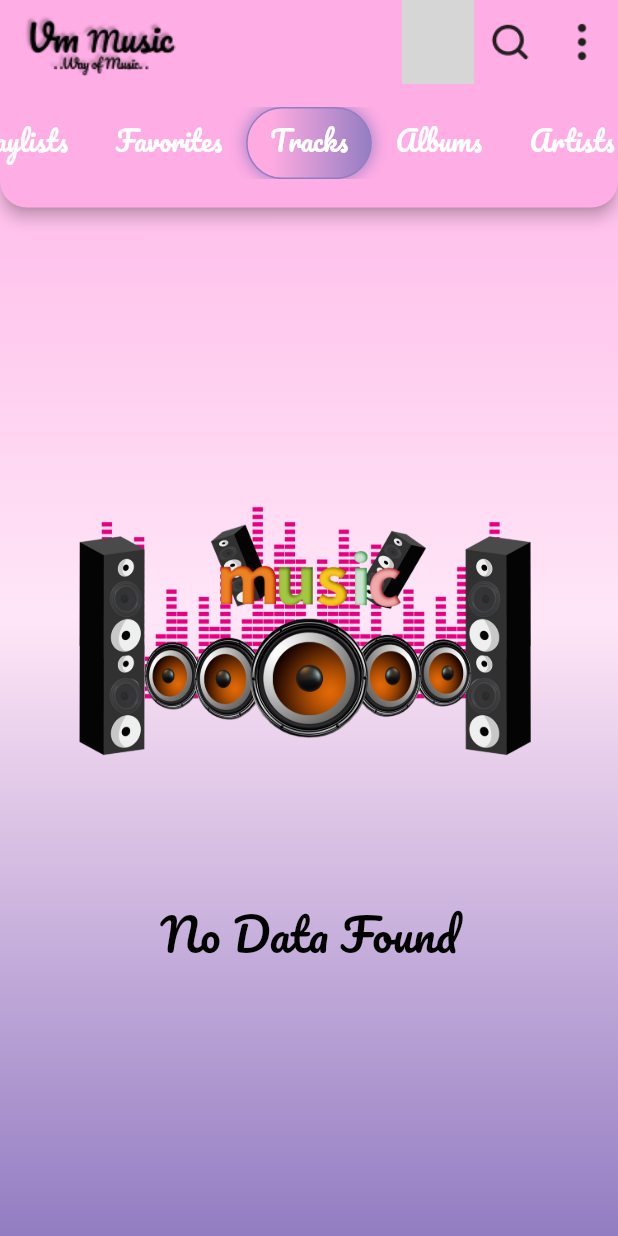
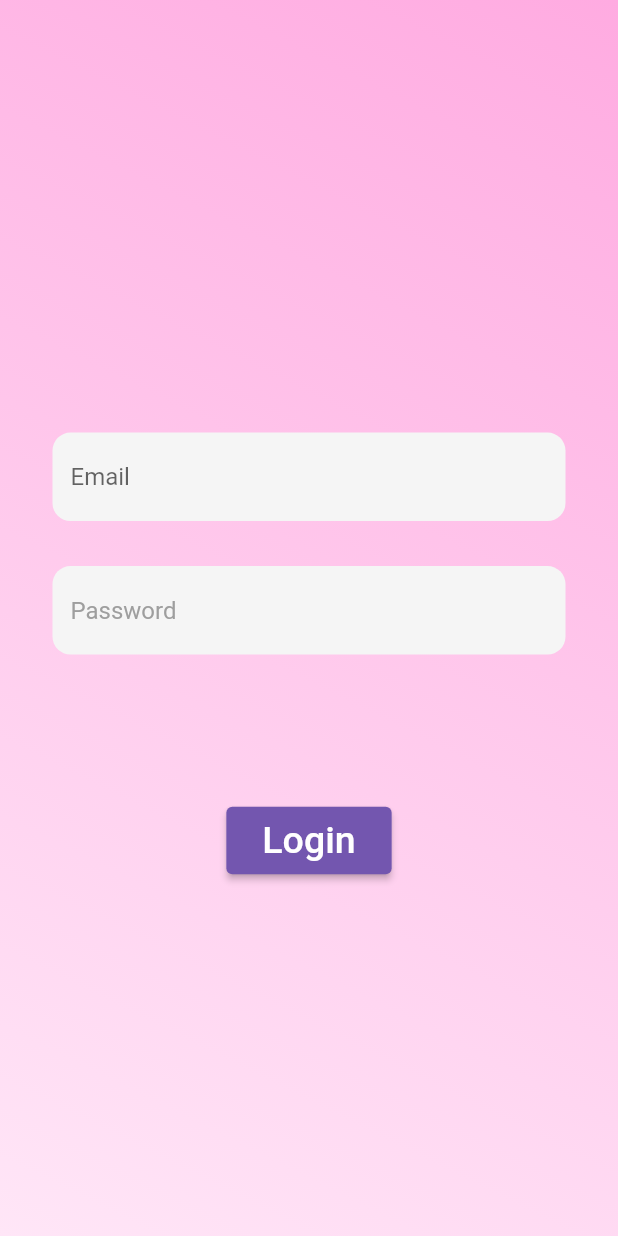
Before and after one commit to Dharti1623/My_Music, a Flutter app: the screen it shows after launch, on a phone screen of 412 x 824 dp. Run offline on Flutter 3.47's test engine with Material 2 defaults, Android fonts, the light colour scheme and no system bars; our stand-ins replace audioplayers, connectivity_plus, dio, flutter_svg, get, isar and 4 more; missing offline and left inert: amseekbar, day_night_switcher; accounts and stored records are empty; generated files the repository leaves out were written again; grey boxes are pictures that could not be loaded.

Commit message:
WIP:  [X] login page

```diff
--- /dev/null
+++ b/lib/Config/Services/isar_service.dart
@@ -0,0 +1,60 @@
+import 'package:isar/isar.dart';
+import 'package:my_music/Data/Localization/Entities/login_Entity.dart';
+
+class IsarService {
+  late Future<Isar> db;
+
+  IsarService() {
+    db = openDB();
+  }
+
+  Future<Isar> openDB() async {
+    if (Isar.instanceNames.isEmpty) {
+      return await Isar.open(
+        [LoginEntitiesSchema],
+        inspector: true,
+      );
+    }
+    return Future.value(Isar.getInstance());
+  }
+
+  Future<void> cleanDb() async {
+    final isar = await db;
+    await isar.writeTxn(() => isar.clear());
+  }
+
+  Future<void> insertCategory(LoginEntities newUser) async {
+    final isar = await db;
+    isar.writeTxnSync<int>(() => isar.loginEntities.putSync(newUser));
+  }
+
+/*  Future<void> insertCategory(Categories newCategory) async {
+    final isar = await db;
+    isar.writeTxnSync<int>(() => isar.categories.putSync(newCategory));
+  }
+
+  Future<void> updateCategory(int oldCategoryId, String newCategory) async {
+    final isar = await db;
+    final catData = await isar.categories.get(oldCategoryId);
+    catData?.categoryName = newCategory;
+    isar.writeTxnSync<int>(() => isar.categories.putSync(catData!));
+  }
+
+  Future<void> deleteCategory(int categoryId) async {
+    final isar = await db;
+    await isar.writeTxn(() async {
+ await isar.categories.delete(categoryId);
+      // print('Recipe deleted: $success');
+    });
+  }
+
+  Future<List<Categories>> getAllCategories() async {
+    final isar = await db;
+    return await isar.categories.where().findAll();
+  }
+
+  Stream<List<Categories>> listenToCategories() async* {
+    final isar = await db;
+    yield* isar.categories.where().watch(fireImmediately: true);
+  }*/
+}
--- /dev/null
+++ b/lib/Data/Remote/Request/Login Request/login_request.dart
@@ -0,0 +1,20 @@
+class LoginRequest {
+  String? email;
+  String? password;
+
+  LoginRequest({this.email, this.password});
+
+  LoginRequest.empty();
+
+  LoginRequest.fromJson(Map<String, dynamic> json) {
+    email = json['email'];
+    password = json['password'];
+  }
+
+  Map<String, dynamic> toJson() {
+    final Map<String, dynamic> data = new Map<String, dynamic>();
+    data['email'] = this.email;
+    data['password'] = this.password;
+    return data;
+  }
+}
--- a/lib/Network/NetworkHandler/network_binding.dart
+++ b/lib/Network/NetworkHandler/network_binding.dart
@@ -1,4 +1,5 @@
 import 'package:get/get.dart';
+import 'package:my_music/UI/View/LoginModule/ViewModel/login_view_model.dart';
 import '../../Config/Services/network_manager.dart';
 import '../../UI/View/BasicStruct/FlightModule/View_module/flight_view_model.dart';
 import '../../UI/View/BasicStruct/UserModule/View_Model/user_view_model.dart';
@@ -10,5 +11,6 @@ class NetworkBinding extends Bindings{
     Get.lazyPut<GetXNetworkManager>(() => GetXNetworkManager());
     Get.lazyPut<UserViewModel>(() => UserViewModel(),fenix: true);
     Get.lazyPut<FlightViewModel>(() => FlightViewModel(),fenix: true);
+    Get.lazyPut<LoginViewModel>(() => LoginViewModel(),fenix: true);
   }
 }
--- /dev/null
+++ b/lib/UI/View/LoginModule/View/login_page.dart
@@ -0,0 +1,189 @@
+import 'package:flutter/material.dart';
+import 'package:flutter_svg/svg.dart';
+import 'package:get/get.dart';
+import 'package:my_music/Utils/color_constants.dart';
+
+import '../../../../Config/Services/isar_service.dart';
+import '../../../../Config/Services/network_manager.dart';
+import '../../../../Utils/common_style.dart';
+import '../../../../Utils/string_constants.dart';
+import '../ViewModel/login_view_model.dart';
+
+class MyLogin extends StatefulWidget {
+  const MyLogin({Key? key}) : super(key: key);
+
+  @override
+  _MyLoginState createState() => _MyLoginState();
+}
+
+class _MyLoginState extends State<MyLogin> {
+  final loginViewModel = Get.find<LoginViewModel>();
+  final loginFormKey = GlobalKey<FormState>();
+  final emailTxtController = TextEditingController();
+  final passwordTxtController = TextEditingController();
+  RxBool loginPasswordVisible = false.obs;
+
+  @override
+  void initState() {
+    emailTxtController.text = "";
+    passwordTxtController.text = "";
+    super.initState();
+  }
+
+  @override
+  void dispose() {
+    emailTxtController.dispose();
+    passwordTxtController.dispose();
+    super.dispose();
+  }
+
+  @override
+  Widget build(BuildContext context) {
+    return Container(
+      decoration: landingScreenBgColor,
+      child: Scaffold(
+        backgroundColor: Colors.transparent,
+        body: SingleChildScrollView(
+          child: Container(
+            padding: EdgeInsets.only(
+                top: MediaQuery.of(context).size.height * 0.35,left: 35,right: 35),
+            child: Column(
+              crossAxisAlignment: CrossAxisAlignment.start,
+              children: [
+                Form(
+                  key: loginFormKey,
+                  child: Column(
+                    children: [
+                      TextFormField(
+                        style: TextStyle(color: AppColor.bgBlackClr),
+                        controller: emailTxtController,
+                        autofocus: false,
+                        keyboardType: TextInputType.emailAddress,
+                        autovalidateMode: AutovalidateMode.onUserInteraction,
+                        validator: (EmailCurrentValue) {
+                          RegExp regex = RegExp(
+                              r'^[_A-Za-z0-9-+]+(\.[_A-Za-z0-9-]+)*@[A-Za-z0-9-]+(\.[A-Za-z0-9]+)*(\.[A-Za-z]{2,})\$*(\s?)');
+                          var emailNonNullValue = EmailCurrentValue ?? "";
+                          if (emailNonNullValue.isEmpty) {
+                            return (errorMessageTxt);
+                          } else if (!regex.hasMatch(emailNonNullValue)) {
+                            return (emailNotCorrect);
+                          }
+                          return null;
+                        },
+                        enableSuggestions: false,
+                        autocorrect: false,
+                        cursorColor: Colors.grey.withOpacity(0.8),
+                        decoration: InputDecoration(
+                            fillColor: Colors.grey.shade100,
+                            filled: true,
+                            hintText: "Email",
+                            border: OutlineInputBorder(
+                              borderRadius: BorderRadius.circular(10),
+                            ),
+                          errorMaxLines: 1,
+                          enabledBorder: OutlineInputBorder(
+                            borderRadius: BorderRadius.circular(12),
+                            borderSide: BorderSide.none,
+                          ),
+                          focusedBorder: OutlineInputBorder(
+                            borderRadius: BorderRadius.circular(12),
+                            borderSide: BorderSide.none,
+                          ),
+                        ),
+                      ),
+                      Padding(
+                        padding: const EdgeInsets.only(top: 30,bottom: 100),
+                        child: TextFormField(
+                          autofocus: false,
+                          style:TextStyle(color: AppColor.bgBlackClr),
+                          controller: passwordTxtController,
+                          obscureText: !loginPasswordVisible.value,
+                          autovalidateMode: AutovalidateMode.onUserInteraction,
+                          validator: (PassCurrentValue) {
+                            // RegExp regex = RegExp(r'^(?=.*?[A-Z])(?=.*?[a-z])(?=.*?[0-9])(?=.*?[!@#\$&*~]).{8,}$');
+                            var passNonNullValue = PassCurrentValue ?? "";
+                            if (passNonNullValue.isEmpty) {
+                              return (errorMessageTxt);
+                            }else if (passNonNullValue.length < 8) {
+                              return (passwordLengthCheck);
+                            }/* else if (!regex.hasMatch(passNonNullValue)) {
+                              return (passwordContain);
+                            }*/
+                            return null;
+                          },
+                          enableSuggestions: false,
+                          autocorrect: false,
+                          cursorColor: Colors.grey.withOpacity(0.8),
+                          decoration: InputDecoration(
+                            fillColor: Colors.grey.shade100,
+                            filled: true,
+                            hintText: "Password",
+                            border: OutlineInputBorder(
+                              borderRadius: BorderRadius.circular(10),
+                            ),
+                            /*suffixIcon: IconButton(
+                              icon: Icon(
+                                // Based on passwordVisible state choose the icon
+                                loginPasswordVisible.value
+                                    ? Icons.visibility_outlined
+                                    : Icons.visibility_off_outlined,
+                                color: AppColor.backIconClr,
+                                size: 21,
+                              ),
+                              onPressed: () {
+                                print(loginPasswordVisible.value);
+                                showLoginPassword();
+                              },
+                            ),*/
+                            errorMaxLines: 2,
+                            errorStyle: TextStyle(fontFamily: 'Roboto'),
+                            labelStyle: const TextStyle(decoration: TextDecoration.none),
+                            hintStyle: const TextStyle(
+                                color: Colors.grey,
+                                wordSpacing: 0.15,
+                                fontSize: 16,
+                                fontWeight: FontWeight.w400,
+                                fontFamily: 'Roboto'),
+                            enabledBorder: OutlineInputBorder(
+                              borderRadius: BorderRadius.circular(12),
+                              borderSide: BorderSide.none,
+                            ),
+                            focusedBorder: OutlineInputBorder(
+                              borderRadius: BorderRadius.circular(12),
+                              borderSide: BorderSide.none,
+                            ),
+                          ),
+                        ),
+                      ),
+                      ElevatedButton(
+                          onPressed: () {
+                            if (loginFormKey.currentState!.validate()) {
+                              FocusManager.instance.primaryFocus?.unfocus();
+                              loginViewModel.getUserLogin(context, emailTxtController.text.trim(),
+                                  passwordTxtController.text.trim(),);
+                              loginViewModel.isLoading.value = true;
+                            }
+                          },
+                          style: ElevatedButton.styleFrom(
+                            backgroundColor: AppColor.bgPurpleDarkClr, // background (button) color
+                            foregroundColor: AppColor.bgWhiteClr, // foreground (text) color
+                          ),
+                          child: Padding(
+                            padding: const EdgeInsets.all(8.0),
+                            child: Text('Login',style:TextStyle(fontSize: 25),),
+                          )),
+                    ],
+                  ),
+                )
+              ],
+            ),
+          ),
+        ),
+      ),
+    );
+  }
+  void showLoginPassword(){
+    loginPasswordVisible.value = !loginPasswordVisible.value;
+  }
+}
--- /dev/null
+++ b/lib/UI/View/LoginModule/ViewModel/login_view_model.dart
@@ -0,0 +1,27 @@
+import 'package:flutter/cupertino.dart';
+import 'package:get/get.dart';
+import '../../../../Config/Services/isar_service.dart';
+import '../../../../Network/Repository/login_repository.dart';
+class LoginViewModel extends FullLifeCycleController {
+
+  var tokenText = [].obs;
+  var isLoading = false.obs;
+  var onError = false.obs;
+  final service = IsarService();
+
+  @override
+  void onInit() {
+    super.onInit();
+  }
+
+  Future<void> getUserLogin(BuildContext context, String email, String password) async {
+    var tokenValue = await LoginRepository().userLogin(context, email,password,service);
+    if (tokenValue.token != null) {
+      isLoading.value = false;
+      tokenText.value = tokenText;
+    } else {
+      isLoading.value = false;
+      onError.value = true;
+    }
+  }
+}
--- a/lib/Utils/color_constants.dart
+++ b/lib/Utils/color_constants.dart
@@ -5,6 +5,7 @@ class AppColor{
   static const Color bgWhitePinkClr =  Color(0xFFFFE6F7);
   static const Color bgWhiteClr =  Color(0xFFFFFFFF);
   static const Color bgPurpleClr =  Color(0xFF937DC2);
+  static const Color bgPurpleDarkClr =  Color(0xFF7356AF);
   static const Color bgBlackClr =  Color(0xFF000000);
   static const Color backIconClr =  Color(0xFF231F20);
   static const Color tabBarPinkClr =  Color(0xFFFFABE1);
--- a/lib/Utils/string_constants.dart
+++ b/lib/Utils/string_constants.dart
@@ -6,6 +6,10 @@ import 'package:get/get.dart';
 ///Text Constants
 const String pleaseTryAgain = 'Please Try Again';
 const String errorMessage = 'No Data Found';
+const String errorMessageTxt = "This field can't be Empty";
+const String emailNotCorrect = "Enter correct email";
+const String passwordLengthCheck = "Enter a password with length at least 8";
+const String passwordContain = "Password should contain upper case,lower case,digit and special character";
 const String userName = 'Name:';
 const String customUserName = 'Username:';
 const String userEmail = 'Email:';
@@ -32,3 +36,6 @@ const String singerTxt = 'Singer';
 
 ///shared_preferences
 const String keyAudioData = "key_audio_data";
+const String keyUserToken = "user_token";
+const String keyUserId = "user_id";
+const String keyUserEmail = "user_email";
--- a/lib/main.dart
+++ b/lib/main.dart
@@ -6,9 +6,9 @@ import 'UI/View/LandingModule/landing_page.dart';
 import 'Utils/common_style.dart';
 
 void main() {
-  WidgetsFlutterBinding.ensureInitialized();
-  SystemChrome.setPreferredOrientations(
-      [DeviceOrientation.portraitUp, DeviceOrientation.portraitDown]);
+  // WidgetsFlutterBinding.ensureInitialized();
+  // SystemChrome.setPreferredOrientations(
+  //     [DeviceOrientation.portraitUp, DeviceOrientation.portraitDown]);
 
   runApp(const MyApp());
 }
--- a/pubspec.yaml
+++ b/pubspec.yaml
@@ -51,6 +51,8 @@ dependencies:
   file_picker: ^5.2.5
   amseekbar: ^0.1.2
   audio_service: ^0.18.9
+  isar: ^3.0.5
+  isar_flutter_libs: ^3.0.5
 
 
 
@@ -64,6 +66,8 @@ dev_dependencies:
   # package. See that file for information about deactivating specific lint
   # rules and activating additional ones.
   flutter_lints: ^2.0.0
+  isar_generator: ^3.0.5
+  build_runner: ^2.3.3
   flutter_launcher_icons: ^0.11.0
 
 flutter_icons:
```
Also changed, not shown: lib/Data/Localization/Entities/login_Entity.dart (added, +10 -0 lines), lib/Data/Remote/Response/Login Response/login_failed_response.dart (added, +17 -0 lines), lib/Data/Remote/Response/Login Response/login_response.dart (added, +18 -0 lines), lib/Network/APIs/http_constant.dart (+23 -0 lines), lib/Network/Repository/login_repository.dart (added, +62 -0 lines), lib/UI/CustomWidgets/common_animatedLoader.dart (added, +202 -0 lines), lib/UI/CustomWidgets/common_dialogLoader.dart (added, +31 -0 lines), lib/UI/CustomWidgets/common_snackBar.dart (added, +13 -0 lines), lib/UI/View/LandingModule/landing_page.dart (+33 -10 lines), lib/Data/Localization/Entities/login_Entity.g.dart (added), pubspec.lock, 5 other files.
